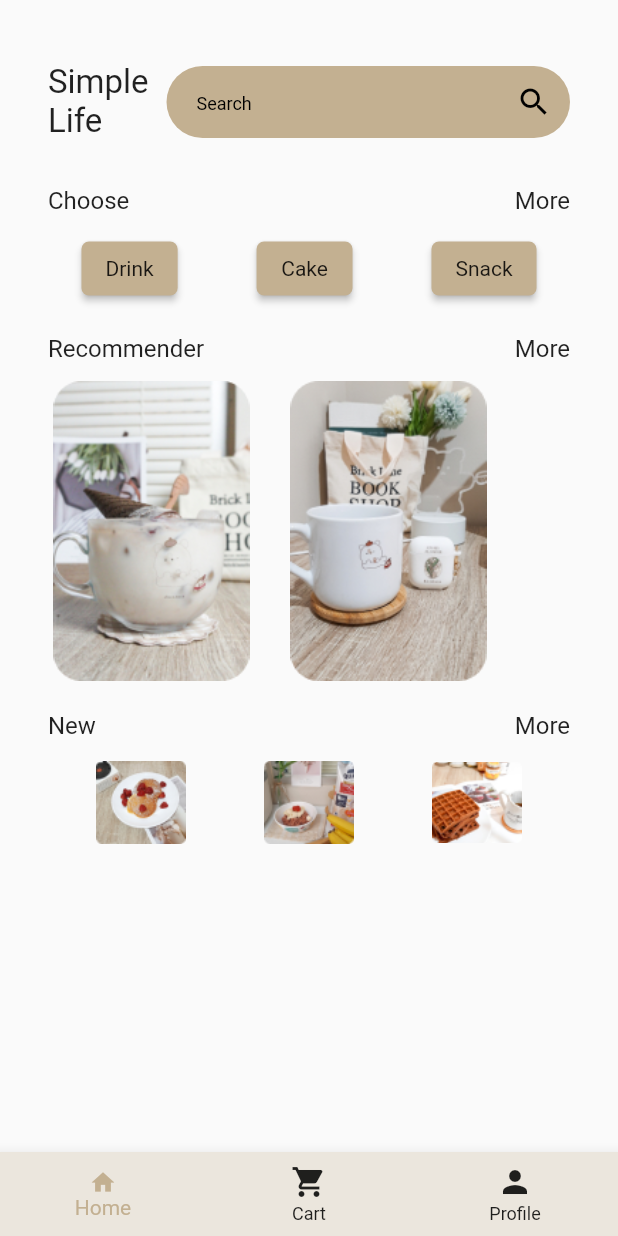
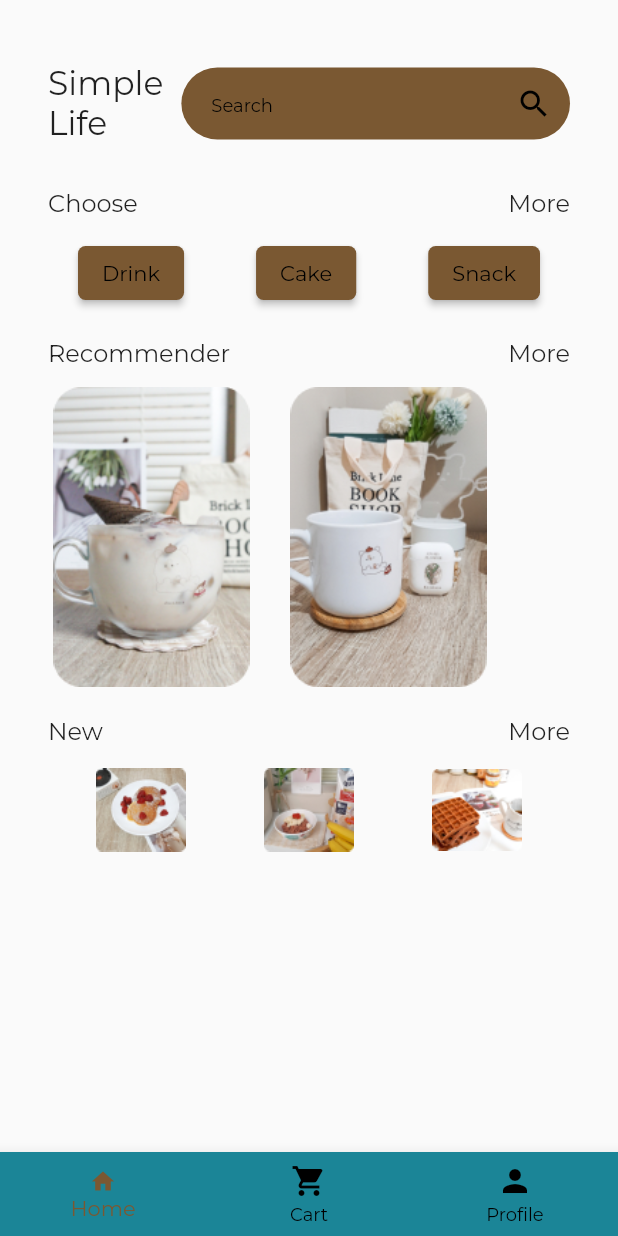
Before and after one commit to romaiswara/Flutter-Widgets, a Flutter app: the BottomNavigationBasicScreen screen opened by its route, on a phone screen of 412 x 824 dp. Run offline on Flutter 3.47's test engine with Material 2 defaults, Android fonts, the phone set to English and light mode, and no system bars; project files that could hold a hidden picture were left out.

Commit message:
[fix] theme

```diff
--- a/lib/config/color_config.dart
+++ b/lib/config/color_config.dart
@@ -1,15 +1,15 @@
 import 'package:flutter/material.dart';
 
 class ColorConfig {
-  static Color primary = const Color(0xffC3B091);
-  static Color secondary = const Color(0xffEBE6DD);
-  static Color background = Colors.white;
-
-  static Color white = Colors.white;
-  static Color black = Colors.black87;
-  static Color red = Colors.red;
-  static Color blue = Colors.blue;
-  static Color pink = Colors.pink;
-  static Color green = Colors.green;
-  static Color yellow = Colors.yellow;
+  static const Color primary = Color(0xff7a5832);
+  static const Color secondary = Color(0xff1b8597);
+  static const Color white = Color(0xffffffff);
+  static const Color black = Color(0xff000000);
+  static const Color red = Color(0xffF32424);
+  static const Color background = Color(0xfffaeddf);
+  static const Color brownLight = Color(0xfff0dfca);
+  static const Color blue = Color(0xff1b8597);
+  static const Color orange = Color(0xfff8a677);
+  static const Color yellow = Color(0xfffff48f);
+  static const Color whiteFloral = Color(0xfffcf7f1);
 }
--- a/lib/config/theme_config.dart
+++ b/lib/config/theme_config.dart
@@ -4,8 +4,9 @@ import 'config.dart';
 
 class ThemeConfig {
   static ThemeData theme = ThemeData(
+    fontFamily: 'Montserrat',
     primaryColor: ColorConfig.primary,
-    colorScheme: ColorScheme(
+    colorScheme: const ColorScheme(
       brightness: Brightness.light,
       primary: ColorConfig.primary,
       onPrimary: ColorConfig.white,
```
